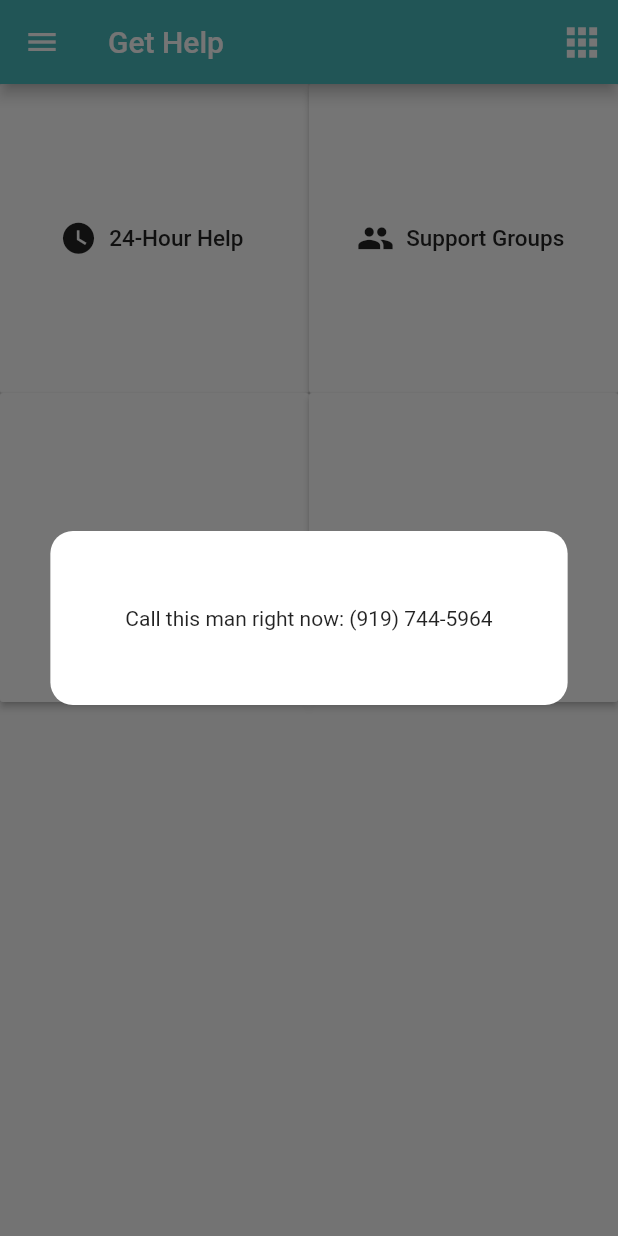
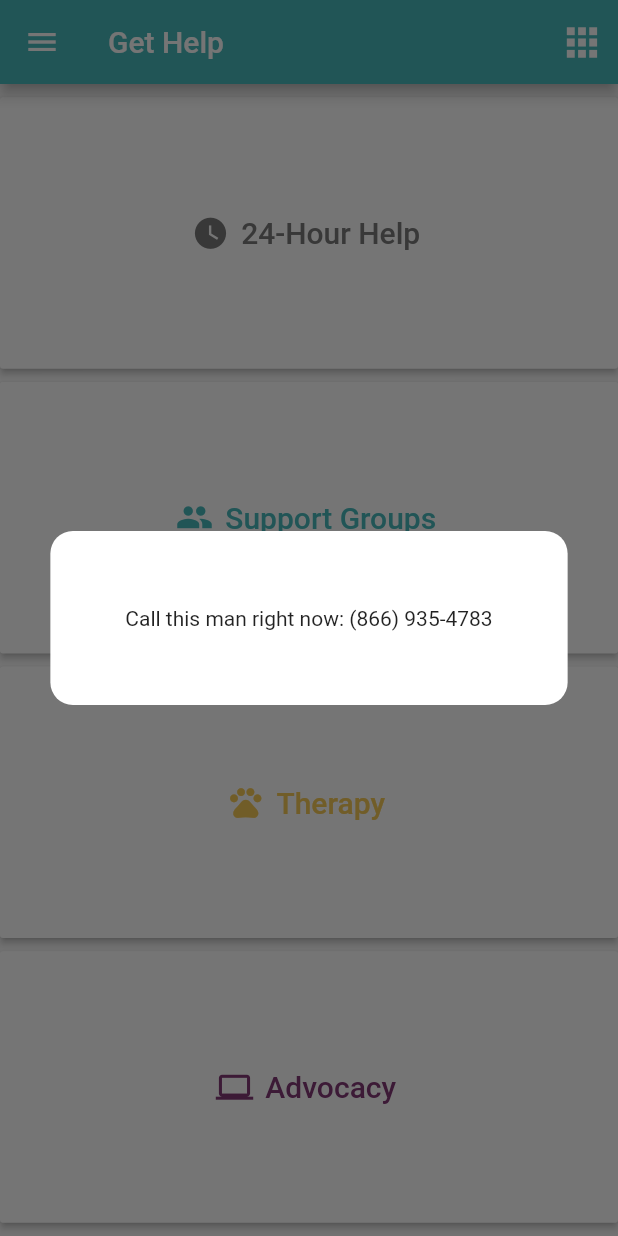
Before and after one commit to cssgunc/flutter_ocrcc, a Flutter app: the ResourcesPage screen opened by its route, after a tap on "24-Hour Help", on a phone screen of 412 x 824 dp. Run offline on Flutter 3.47's test engine with Material 2 defaults, Android fonts, the phone set to English and light mode, and no system bars; our stand-ins replace google_maps_flutter, table_calendar.

Commit message:
Modded menu spacing, resources layout, added two colors

```diff
--- a/lib/about.dart
+++ b/lib/about.dart
@@ -30,7 +30,6 @@ class _AboutPageState extends State<AboutPage> {
           child: Column(
             children: <Widget>[
               Container(
-                height: 175.0,
                 width: double.infinity,
                 color: Colors.white,
                 child: DrawerHeader(
--- a/lib/calendar.dart
+++ b/lib/calendar.dart
@@ -116,7 +116,6 @@ class _CalendarPageState extends State<CalendarPage> with TickerProviderStateMix
           child: Column(
             children: <Widget>[
               Container(
-                height: 175.0,
                 width: double.infinity,
                 color: Colors.white,
                 child: DrawerHeader(
--- a/lib/call.dart
+++ b/lib/call.dart
@@ -31,7 +31,6 @@ class _CallPageState extends State<CallPage> {
           child: Column(
             children: <Widget>[
               Container(
-                height: 175.0,
                 width: double.infinity,
                 color: Colors.white,
                 child: DrawerHeader(
--- a/lib/locate.dart
+++ b/lib/locate.dart
@@ -3,8 +3,7 @@ import 'package:flutter/material.dart';
 import 'package:google_maps_flutter/google_maps_flutter.dart';
 
 //  TODO: Follow instructions in https://pub.dev/packages/google_maps_flutter
-//  TODO: Keep track of API calls/usage
-//  keys in android/app/src/main/AndroidManifest.xml, ios/Runner/AppDelegate.swift
+//  TODO: Keep track of API calls/usage keys in android/app/src/main/AndroidManifest.xml, ios/Runner/AppDelegate.swift
 class LocatePage extends StatefulWidget {
   @override
   State<LocatePage> createState() => LocatePageState();
@@ -44,7 +43,6 @@ class LocatePageState extends State<LocatePage> {
           child: Column(
             children: <Widget>[
               Container(
-                height: 175.0,
                 width: double.infinity,
                 color: Colors.white,
                 child: DrawerHeader(
--- a/lib/main.dart
+++ b/lib/main.dart
@@ -28,12 +28,16 @@ class MyApp extends StatelessWidget {
         //    Colors.grey
         //    Colors.black
         //  New scheme:
+        //    Light Grey: #F7F7F7 => Color(0xFFF7F7F7)
+        //    Dark Grey: #7A7A7A => Color(0xFF7A7A7A)
         //    Teal: #48B9BC => Color(0xFF48B9BC)
+        //    Yellow: #F7CA57 => Color(0xFFF7CA57)
         //    Purple: #823876 => Color(0xFF823876)
-        //    Yellow: #F7CA57 => Color(0xFFF7CA57)
+        //      static const OCRCC_Light_Grey = Color(0xFFF7F7F7);
+        //      static const OCRCC_Dark_Grey = Color(0xFF7A7A7A);
         //      static const OCRCC_Teal = Color(0xFF48B9BC);
+        //      static const OCRCC_Yellow = Color(0xFFF7CA57);
         //      static const OCRCC_Purple = Color(0xFF823876);
-        //      static const OCRCC_Yellow = Color(0xFFF7CA57);
       ),
       initialRoute: '/',
       routes: {
@@ -75,7 +79,6 @@ class _MyHomePageState extends State<MyHomePage> {
           child: Column(
             children: <Widget>[
               Container(
-                height: 175.0,
                 width: double.infinity,
                 color: Colors.white,
                 child: DrawerHeader(
--- a/lib/resources.dart
+++ b/lib/resources.dart
@@ -1,5 +1,6 @@
 import 'package:flutter/material.dart';
 
+//  TODO: Convert overlays into ind. pages w/ back buttons, revamp color layout
 class ResourcesPage extends StatefulWidget {
   ResourcesPage({Key key, this.title}) : super(key: key);
   final String title;
@@ -30,7 +31,6 @@ class _ResourcesPageState extends State<ResourcesPage> {
           child: Column(
             children: <Widget>[
               Container(
-                height: 175.0,
                 width: double.infinity,
                 color: Colors.white,
                 child: DrawerHeader(
@@ -124,11 +124,14 @@ class _ResourcesPageState extends State<ResourcesPage> {
         )
       ),
       body: Container(
-        child: GridView.count(
-          // padding: EdgeInsets.symmetric(vertical: 100.0, horizontal: 10.0),
-          crossAxisCount: 2,
+        child: Column(
+          mainAxisAlignment: MainAxisAlignment.spaceEvenly,
+          mainAxisSize: MainAxisSize.max,
           children: <Widget>[
-            RaisedButton.icon(
+            SizedBox(
+              width: MediaQuery.of(context).size.width,
+              height: (MediaQuery.of(context).size.height - 100) / 4,
+              child: RaisedButton.icon(
                 color: Colors.white,
                 onPressed: () {
                   showDialog(
@@ -136,14 +139,25 @@ class _ResourcesPageState extends State<ResourcesPage> {
                     builder: (_) => HourHelpOverlay(),
                   );
                 },
-              icon: Icon(Icons.watch_later, size: 25.0),
+                icon: Icon(
+                  Icons.watch_later,
+                  size: 25.0,
+                  color: Color(0xFF7A7A7A), // Dark Grey
+                ),
                 label: Text('24-Hour Help',
                   style:(
-                  TextStyle(fontSize: 15.0)
+                    TextStyle(
+                      fontSize: 20.0,
+                      color: Color(0xFF7A7A7A), // Dark Grey
+                    )
                   ),
                 ),
               ),
-            RaisedButton.icon(
+            ),
+            SizedBox(
+              width: MediaQuery.of(context).size.width,
+              height: (MediaQuery.of(context).size.height - 100) / 4,
+              child: RaisedButton.icon(
                 color: Colors.white,
                 onPressed: () {
                   showDialog(
@@ -151,14 +165,25 @@ class _ResourcesPageState extends State<ResourcesPage> {
                     builder: (_) => SupportOverlay(),
                   );
                 },
-              icon: Icon(Icons.group, size: 25.0),
+                icon: Icon(
+                  Icons.group,
+                  size: 25.0,
+                  color: Color(0xFF48B9BC), // Teal
+                ),
                 label: Text('Support Groups',
                   style:(
-                  TextStyle(fontSize: 15.0)
+                    TextStyle(
+                      fontSize: 20.0,
+                      color: Color(0xFF48B9BC), // Teal
+                    )
                   ),
                 ),
               ),
-            RaisedButton.icon(
+            ),
+            SizedBox(
+              width: MediaQuery.of(context).size.width,
+              height: (MediaQuery.of(context).size.height - 100) / 4,
+              child: RaisedButton.icon(
                 color: Colors.white,
                 onPressed: () {
                   showDialog(
@@ -166,14 +191,25 @@ class _ResourcesPageState extends State<ResourcesPage> {
                     builder: (_) => TherapyOverlay(),
                   );
                 },
-              icon: Icon(Icons.pets, size: 25.0),
+                icon: Icon(
+                  Icons.pets,
+                  size: 25.0,
+                  color: Color(0xFFF7CA57), // Yellow
+                ),
                 label: Text('Therapy',
                   style:(
-                  TextStyle(fontSize: 15.0)
+                    TextStyle(
+                      fontSize: 20.0,
+                      color: Color(0xFFF7CA57), // Yellow
+                    )
                   ),
                 ),
               ),
-            RaisedButton.icon(
+            ),
+            SizedBox(
+              width: MediaQuery.of(context).size.width,
+              height: (MediaQuery.of(context).size.height - 100) / 4,
+              child: RaisedButton.icon(
                 color: Colors.white,
                 onPressed: () {
                   showDialog(
@@ -181,15 +217,23 @@ class _ResourcesPageState extends State<ResourcesPage> {
                     builder: (_) => AdvocacyOverlay(),
                   );
                 },
-              icon: Icon(Icons.laptop, size: 25.0),
+                icon: Icon(
+                  Icons.laptop,
+                  size: 25.0,
+                  color: Color(0xFF823876), // Purple
+                ),
                 label: Text('Advocacy',
                   style:(
-                  TextStyle(fontSize: 15.0)
+                    TextStyle(
+                      fontSize: 20.0,
+                      color: Color(0xFF823876), // Purple
+                    )
+                  ),
                 ),
               ),
             ),
           ],
-        )
+        ),
       ),
     );
   }
@@ -236,7 +280,7 @@ class HourHelpOverlayState extends State<HourHelpOverlay>
                     borderRadius: BorderRadius.circular(15.0))),
             child: Padding(
               padding: const EdgeInsets.all(50.0),
-              child: Text("Call this man right now: (919) 744-5964"),
+              child: Text('Call this man right now: (866) 935-4783'),
             ),
           ),
         ),
@@ -286,7 +330,7 @@ class SupportOverlayState extends State<SupportOverlay>
                     borderRadius: BorderRadius.circular(15.0))),
             child: Padding(
               padding: const EdgeInsets.all(50.0),
-              child: Text("This is for support"),
+              child: Text('This is for support'),
             ),
           ),
         ),
@@ -336,7 +380,7 @@ class TherapyOverlayState extends State<TherapyOverlay>
                     borderRadius: BorderRadius.circular(15.0))),
             child: Padding(
               padding: const EdgeInsets.all(50.0),
-              child: Text("Therapy dogs!"),
+              child: Text('Therapy dogs!'),
             ),
           ),
         ),
@@ -386,7 +430,7 @@ class AdvocacyOverlayState extends State<AdvocacyOverlay>
                     borderRadius: BorderRadius.circular(15.0))),
             child: Padding(
               padding: const EdgeInsets.all(50.0),
-              child: Text("Legal counsel"),
+              child: Text('Legal counsel'),
             ),
           ),
         ),
```
Lines whose indentation alone changed are shown as unchanged.
